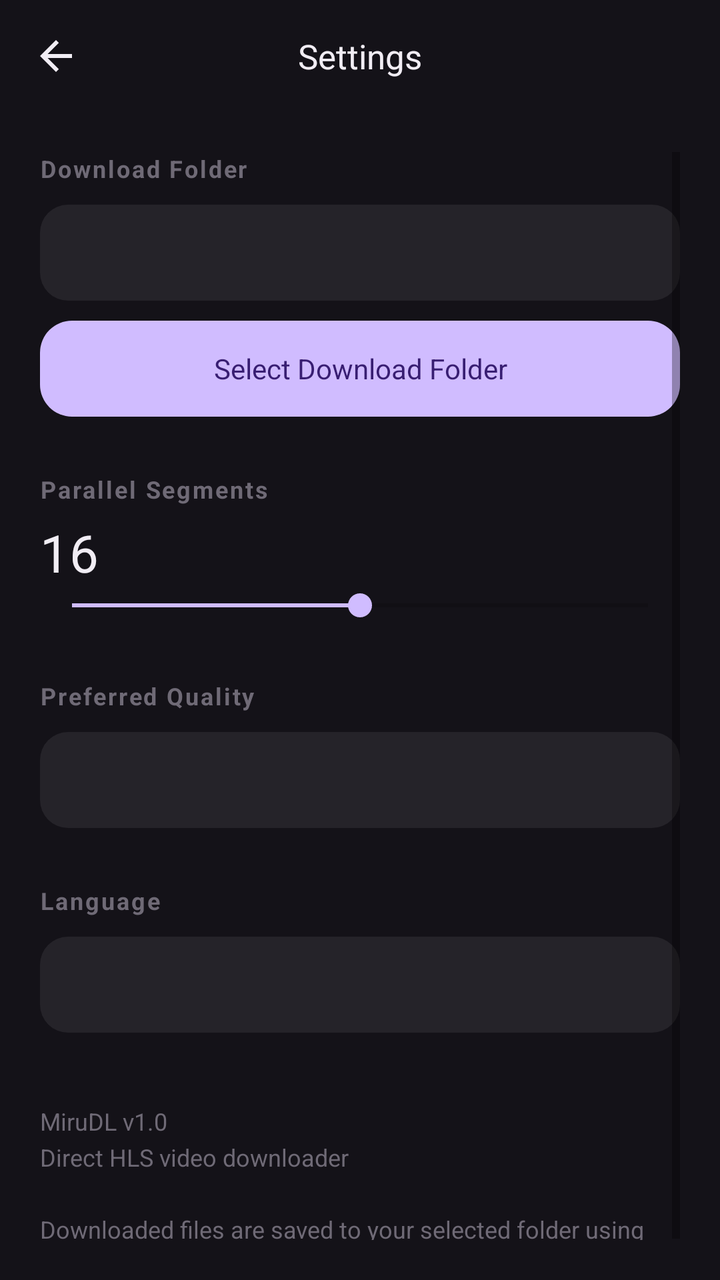
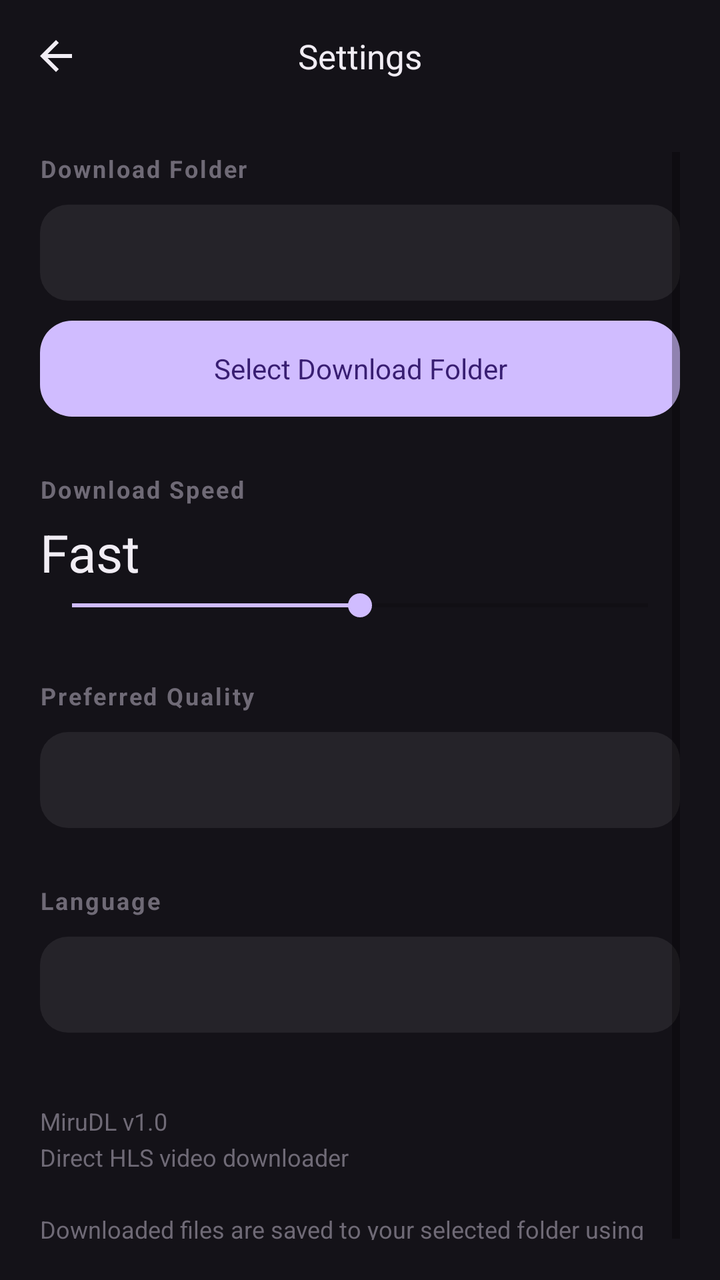

An Android layout rendered at two revisions. The XML below is the earlier revision; the diff shows what the commit changed to produce the second picture.
<!-- AndroidManifest.xml: application theme Theme.MiruDL -->
<!-- res/layout/activity_settings.xml -->
<?xml version="1.0" encoding="utf-8"?>
<LinearLayout xmlns:android="http://schemas.android.com/apk/res/android"
    android:layout_width="match_parent"
    android:layout_height="match_parent"
    android:orientation="vertical"
    android:background="@color/background">

    
    <RelativeLayout
        android:layout_width="match_parent"
        android:layout_height="56dp"
        android:paddingHorizontal="8dp"
        android:background="@color/background">

        <ImageView
            android:id="@+id/btn_back"
            android:layout_width="40dp"
            android:layout_height="40dp"
            android:layout_centerVertical="true"
            android:background="@drawable/bg_icon_circle"
            android:src="@drawable/ic_back"
            android:padding="8dp"
            android:tint="@color/text_primary" />

        <TextView
            android:layout_width="wrap_content"
            android:layout_height="wrap_content"
            android:layout_centerInParent="true"
            android:text="@string/settings"
            android:textColor="@color/text_primary"
            android:textSize="17sp" />

    </RelativeLayout>

    <ScrollView
        android:layout_width="match_parent"
        android:layout_height="match_parent"
        android:padding="20dp">

        <LinearLayout
            android:layout_width="match_parent"
            android:layout_height="wrap_content"
            android:orientation="vertical">

            
            <TextView
                style="@style/TextAppearance.MiruDL.SectionHeader"
                android:layout_width="wrap_content"
                android:layout_height="wrap_content"
                android:text="@string/download_folder"
                android:layout_marginBottom="10dp" />

            <TextView
                android:id="@+id/folder_path"
                android:layout_width="match_parent"
                android:layout_height="48dp"
                android:gravity="center_vertical"
                android:background="@drawable/bg_input"
                android:paddingHorizontal="14dp"
                android:textColor="@color/text_secondary"
                android:textSize="13sp"
                android:clickable="false"
                android:lines="1"
                android:ellipsize="end" />

            <TextView
                android:id="@+id/btn_select_folder"
                android:layout_width="match_parent"
                android:layout_height="48dp"
                android:gravity="center"
                android:text="@string/select_download_folder"
                android:textColor="@color/on_primary"
                android:background="@drawable/btn_primary"
                android:layout_marginTop="10dp"
                android:layout_marginBottom="28dp"
                android:clickable="true"
                android:focusable="true" />

            
            <TextView
                style="@style/TextAppearance.MiruDL.SectionHeader"
                android:layout_width="wrap_content"
                android:layout_height="wrap_content"
                android:text="@string/parallel_segments" />

            <TextView
                android:id="@+id/parallel_value"
                android:layout_width="wrap_content"
                android:layout_height="wrap_content"
                android:text="16"
                android:textColor="@color/text_primary"
                android:textSize="26sp"
                android:layout_marginTop="6dp" />

            <SeekBar
                android:id="@+id/parallel_seekbar"
                android:layout_width="match_parent"
                android:layout_height="wrap_content"
                android:max="32"
                android:progress="16"
                android:progressTint="@color/primary"
                android:thumbTint="@color/primary"
                android:layout_marginBottom="28dp" />

            
            <TextView
                style="@style/TextAppearance.MiruDL.SectionHeader"
                android:layout_width="wrap_content"
                android:layout_height="wrap_content"
                android:text="@string/preferred_quality"
                android:layout_marginBottom="10dp" />

            <Spinner
                android:id="@+id/quality_spinner"
                android:layout_width="match_parent"
                android:layout_height="48dp"
                android:background="@drawable/bg_input"
                android:paddingHorizontal="14dp"
                android:layout_marginBottom="28dp" />

            
            <TextView
                style="@style/TextAppearance.MiruDL.SectionHeader"
                android:layout_width="wrap_content"
                android:layout_height="wrap_content"
                android:text="@string/language"
                android:layout_marginBottom="10dp" />

            <Spinner
                android:id="@+id/lang_spinner"
                android:layout_width="match_parent"
                android:layout_height="48dp"
                android:background="@drawable/bg_input"
                android:paddingHorizontal="14dp"
                android:layout_marginBottom="28dp" />

            
            <TextView
                android:layout_width="match_parent"
                android:layout_height="wrap_content"
                android:layout_marginTop="8dp"
                android:text="MiruDL v1.0\nDirect HLS video downloader\n\nDownloaded files are saved to your selected folder using Android's Storage Access Framework."
                android:textColor="@color/text_tertiary"
                android:textSize="12sp"
                android:lineSpacingExtra="4dp" />

        </LinearLayout>

    </ScrollView>

</LinearLayout>
<!-- resources referenced by this layout -->
<resources>
  <color name="background">#141218</color>
  <color name="on_primary">#381E72</color>
  <color name="primary">#D0BCFF</color>
  <color name="text_primary">#F1EDF4</color>
  <color name="text_secondary">#9A94A0</color>
  <color name="text_tertiary">#6F6A76</color>
  <!-- drawable bg_icon_circle (drawable) -->
  <ripple xmlns:android="http://schemas.android.com/apk/res/android"
      android:color="@color/divider">
      <item>
          <shape android:shape="oval">
              <solid android:color="@android:color/transparent" />
          </shape>
      </item>
  </ripple>
  <!-- drawable bg_input (drawable) -->
  <shape xmlns:android="http://schemas.android.com/apk/res/android">
      <solid android:color="@color/surface_variant" />
      <corners android:radius="14dp" />
  </shape>
  <!-- drawable btn_primary (drawable) -->
  <ripple xmlns:android="http://schemas.android.com/apk/res/android"
      android:color="@color/on_primary">
      <item android:id="@android:id/mask">
          <shape android:shape="rectangle">
              <solid android:color="@android:color/white" />
              <corners android:radius="16dp" />
          </shape>
      </item>
      <item>
          <shape android:shape="rectangle">
              <solid android:color="@color/primary" />
              <corners android:radius="16dp" />
          </shape>
      </item>
  </ripple>
  <!-- drawable ic_back (drawable) -->
  <vector xmlns:android="http://schemas.android.com/apk/res/android"
      android:width="24dp" android:height="24dp"
      android:viewportWidth="24" android:viewportHeight="24">
      <path android:fillColor="#FFFFFF"
          android:pathData="M20,11H7.83l5.59,-5.59L12,4l-8,8 8,8 1.41,-1.41L7.83,13H20v-2z" />
  </vector>
  <string name="download_folder">Download Folder</string>
  <string name="language">Language</string>
  <string name="parallel_segments">Parallel Segments</string>
  <string name="preferred_quality">Preferred Quality</string>
  <string name="select_download_folder">Select Download Folder</string>
  <string name="settings">Settings</string>
  <style name="TextAppearance.MiruDL.SectionHeader" parent="@android:style/TextAppearance">
          <item name="android:textColor">@color/text_tertiary</item>
          <item name="android:textSize">12sp</item>
          <item name="android:textStyle">bold</item>
          <item name="android:letterSpacing">0.08</item>
      </style>
  <style name="Theme.MiruDL" parent="Theme.MaterialComponents.DayNight.NoActionBar">
          <item name="colorPrimary">@color/primary</item>
          <item name="colorPrimaryDark">@color/background</item>
          <item name="colorAccent">@color/primary</item>
          <item name="colorOnPrimary">@color/on_primary</item>
          <item name="android:windowBackground">@color/background</item>
          <item name="android:statusBarColor">@color/background</item>
          <item name="android:navigationBarColor">@color/background</item>
          <item name="android:windowLightStatusBar">false</item>
          <item name="windowActionModeOverlay">true</item>
          <item name="spinnerStyle">@style/Widget.MiruDL.Spinner</item>
          <item name="android:fontFamily">sans-serif</item>
      </style>
  <color name="divider">#332F37</color>
  <color name="surface_variant">#252329</color>
  <style name="Widget.MiruDL.Spinner" parent="Widget.AppCompat.Spinner">
          <item name="android:background">@drawable/bg_input</item>
      </style>
</resources>

<!-- the commit's change to res/layout/activity_settings.xml (unified diff, before → after) -->
@@ -87,7 +87,7 @@
                 android:id="@+id/parallel_value"
                 android:layout_width="wrap_content"
                 android:layout_height="wrap_content"
-                android:text="16"
+                android:text="Fast"
                 android:textColor="@color/text_primary"
                 android:textSize="26sp"
                 android:layout_marginTop="6dp" />
<!-- resource entries referenced after the edit -->
@@ -45,7 +45,7 @@
   </vector>
   <string name="download_folder">Download Folder</string>
   <string name="language">Language</string>
-  <string name="parallel_segments">Parallel Segments</string>
+  <string name="parallel_segments">Download Speed</string>
   <string name="preferred_quality">Preferred Quality</string>
   <string name="select_download_folder">Select Download Folder</string>
   <string name="settings">Settings</string>
